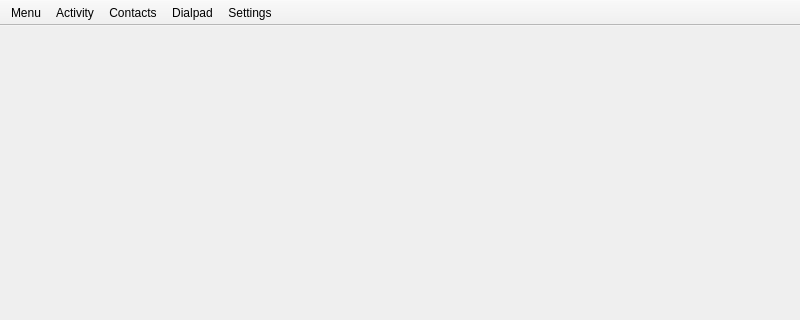
Qt form Desktop/desktop.ui (dyfet/tycho_sipwitchqt) before a commit; both pictures show x 0 to 800 and y 0 to 320 of the 800 by 600 pixel window.
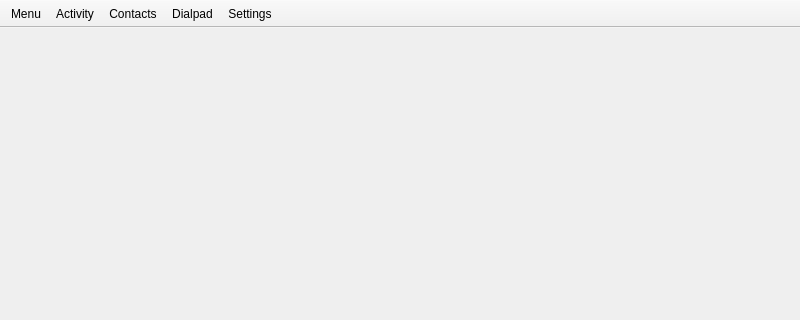
The same form after that commit. Icons and pictures are not drawn.

```diff
--- a/Desktop/desktop.ui
+++ b/Desktop/desktop.ui
@@ -58,7 +58,7 @@
    <property name="maximumSize">
     <size>
      <width>16777215</width>
-     <height>26</height>
+     <height>28</height>
     </size>
    </property>
    <property name="contextMenuPolicy">
```
